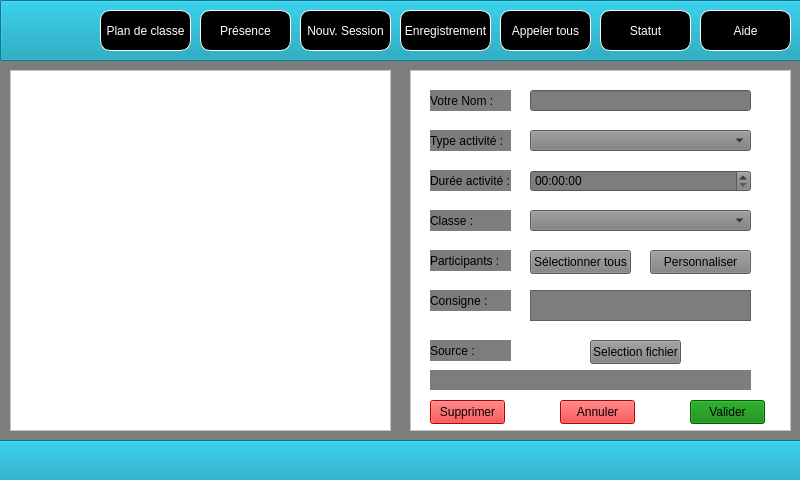
Above: LaboLangue/mainwindow.ui from Sam-Depardieu/Labo-de-langue before the change. Below: the same form after it.
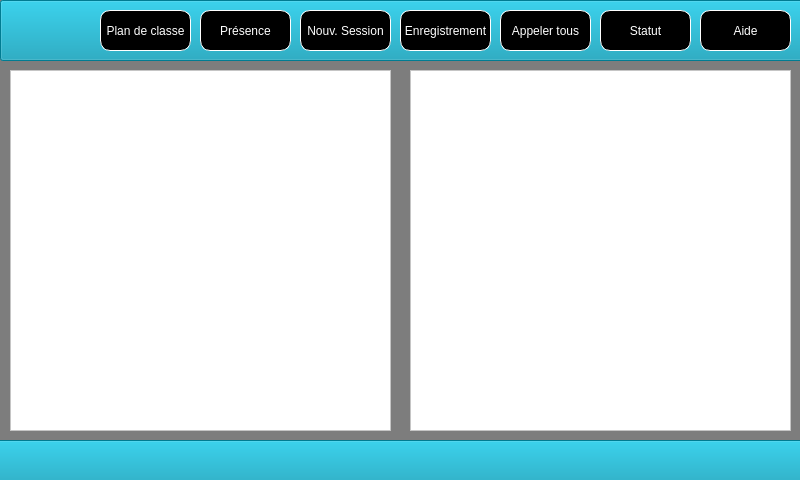
That is the form after the change.

What changed in the file:
```diff
--- a/LaboLangue/mainwindow.ui
+++ b/LaboLangue/mainwindow.ui
@@ -604,7 +604,7 @@
     </property>
     <property name="geometry">
      <rect>
-      <x>590</x>
+      <x>660</x>
       <y>340</y>
       <width>91</width>
       <height>24</height>
@@ -633,7 +633,25 @@
      <string notr="true">background-color: white;</string>
     </property>
    </widget>
-   <zorder>ParametrageEleve</zorder>
+   <widget class="QLabel" name="NameSourceLabel">
+    <property name="enabled">
+     <bool>true</bool>
+    </property>
+    <property name="geometry">
+     <rect>
+      <x>530</x>
+      <y>340</y>
+      <width>81</width>
+      <height>21</height>
+     </rect>
+    </property>
+    <property name="styleSheet">
+     <string notr="true"/>
+    </property>
+    <property name="text">
+     <string/>
+    </property>
+   </widget>
    <zorder>LigneBas</zorder>
    <zorder>LigneHaut</zorder>
    <zorder>PlanButton</zorder>
@@ -664,6 +682,8 @@
    <zorder>errorLabel</zorder>
    <zorder>SourceLabel</zorder>
    <zorder>SourceButton</zorder>
+   <zorder>NameSourceLabel</zorder>
+   <zorder>ParametrageEleve</zorder>
   </widget>
  </widget>
  <resources/>
```
